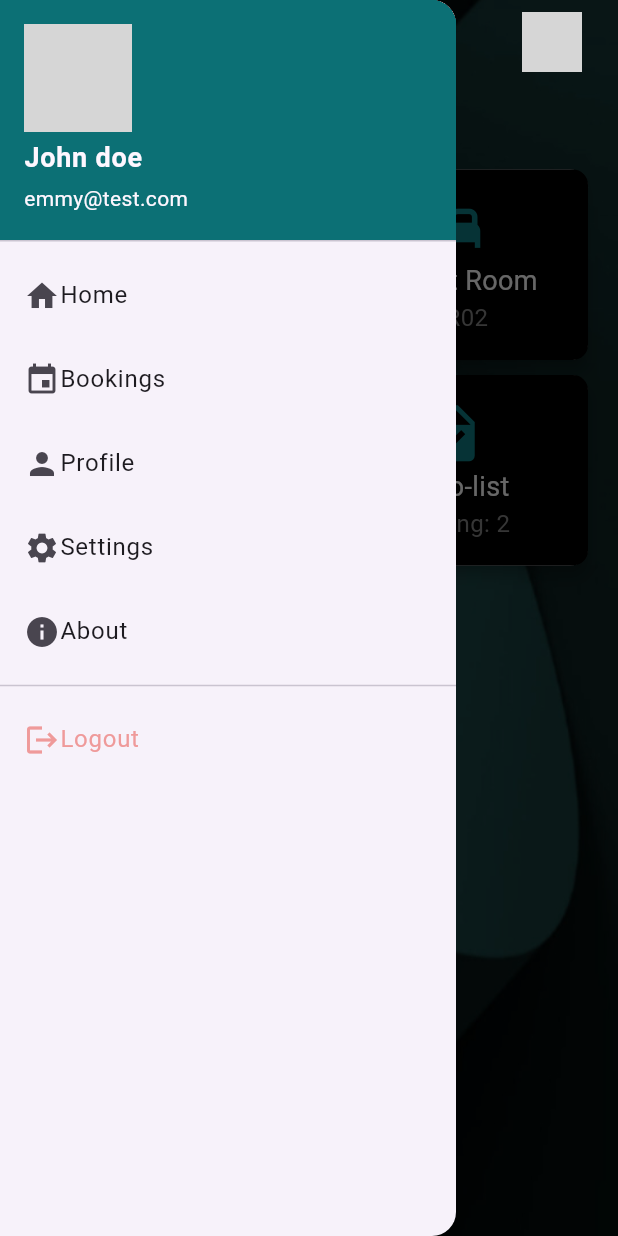
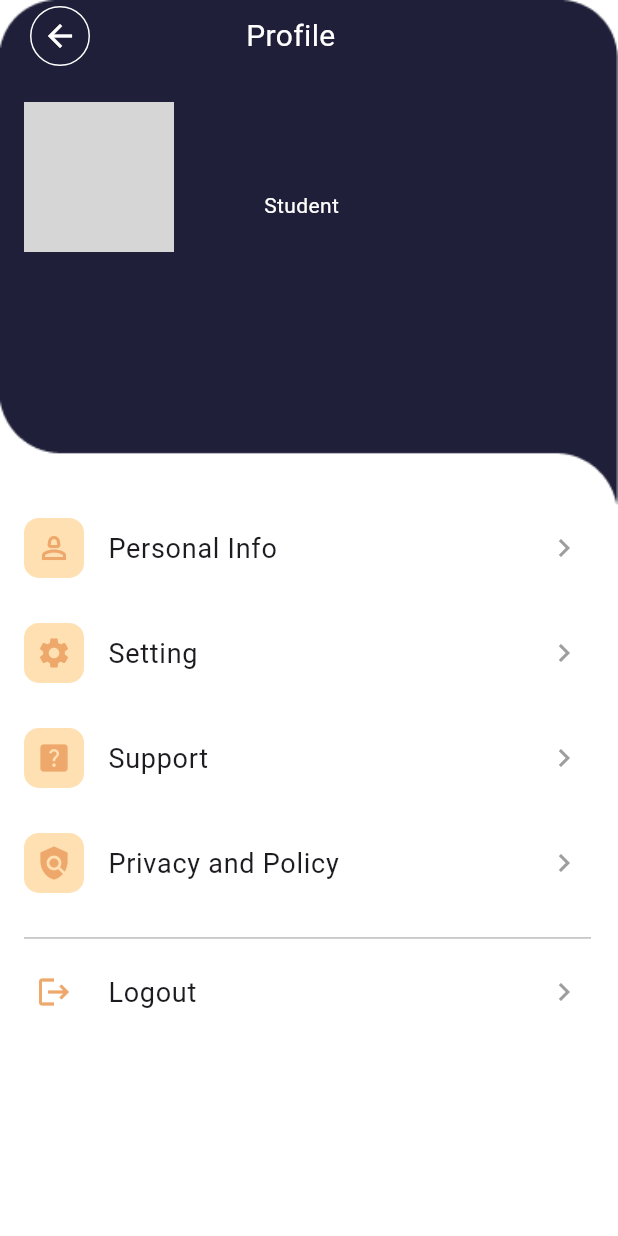
Before and after one commit to Katoemma/hostinaar, a Flutter app: the DashboardScreen screen opened directly, after a tap on the "menu" icon, after a tap on "Profile", on a phone screen of 412 x 824 dp. Run offline on Flutter 3.47's test engine with Material 3 defaults, Android fonts, the light colour scheme and no system bars; our stand-ins replace loading_animation_widget, shared_preferences, supabase, supabase_flutter; missing offline and left inert: easy_loading_button; accounts and stored records are empty; network calls fail; Roboto replaces fonts that are missing (NotoSan); grey boxes are pictures that could not be loaded.

Commit message:
CREATE: Made the  profile screen

```diff
--- a/lib/components/drawer.dart
+++ b/lib/components/drawer.dart
@@ -1,43 +1,63 @@
 import 'package:Hostinaar/main.dart';
 import 'package:Hostinaar/screens/login/login.dart';
+import 'package:Hostinaar/screens/profile/profileScren.dart';
 import 'package:Hostinaar/utilities/constants.dart';
 import 'package:flutter/material.dart';
 import 'package:shared_preferences/shared_preferences.dart';
 
-
 class MyDrawer extends StatefulWidget {
   const MyDrawer({
-    super.key, this.email,
+    super.key,
+    this.email,
   });
 
-final email;
+  final email;
 
   @override
   State<MyDrawer> createState() => _MyDrawerState();
 }
 
 class _MyDrawerState extends State<MyDrawer> {
+  var username = '';
+
+  void getUserName() async {
+    SharedPreferences prefs = await SharedPreferences
+        .getInstance(); // Get the SharedPreferences instance.
+    setState(() {
+      // Update the state to trigger a rebuild.
+      username = prefs.getString('userName') ??
+          ''; // Retrieve the username from SharedPreferences. If it's null, use an empty string.
+    });
+  }
+
+  @override
+  void initState() {
+    // TODO: implement initState
+
+    super.initState();
+    getUserName();
+  }
+
   @override
   Widget build(BuildContext context) {
     // Replace these with actual user details
     late String profilePicture =
-        'https://sm.ign.com/ign_nordic/cover/a/avatar-gen/avatar-generations_prsz.jpg';
-
+        'https://ntrepidcorp.com/wp-content/uploads/2016/06/team-1.jpg';
     return Drawer(
       child: ListView(
         padding: EdgeInsets.zero,
         children: <Widget>[
           UserAccountsDrawerHeader(
-            accountName: const Text(
-              'John doe',
-              style: TextStyle(
+            accountName: Text(
+              username,
+              style: const TextStyle(
                 fontSize: 18,
                 fontWeight: FontWeight.bold,
               ),
             ),
             accountEmail: Text(
               '${widget.email}',
-              style: TextStyle(
+              style: const TextStyle(
                 fontSize: 14,
               ),
             ),
@@ -75,16 +95,12 @@ class _MyDrawerState extends State<MyDrawer> {
                 Text('Profile'),
               ],
             ),
-            onTap: () {},
-          ),
-          ListTile(
-            title: const Row(
-              children: [
-                Icon(Icons.settings),
-                Text('Settings'),
-              ],
-            ),
-            onTap: () {},
+            onTap: () {
+              Navigator.push(
+                  context,
+                  MaterialPageRoute(
+                      builder: (context) => const ProfileScreen()));
+            },
           ),
           ListTile(
             title: const Row(
@@ -106,11 +122,11 @@ class _MyDrawerState extends State<MyDrawer> {
                 Text('Logout', style: TextStyle(color: Colors.red[200])),
               ],
             ),
-            onTap: () async{
+            onTap: () async {
               SharedPreferences prefs = await SharedPreferences.getInstance();
               await supabase.auth.signOut();
 
-              await prefs.clear();
+              await prefs.remove('userName');
 
               Navigator.pushReplacement(
                 context,
--- a/lib/screens/dashboard/dashboard.dart
+++ b/lib/screens/dashboard/dashboard.dart
@@ -1,5 +1,6 @@
 import 'package:Hostinaar/components/drawer.dart';
 import 'package:Hostinaar/components/infoCard.dart';
+import 'package:Hostinaar/main.dart';
 import 'package:flutter/material.dart';
 import 'package:shared_preferences/shared_preferences.dart';
 
@@ -14,6 +15,7 @@ class DashboardScreen extends StatefulWidget {
 
 class _DashboardScreenState extends State<DashboardScreen> {
   late String? userName = '';
+  late String? userEmail = '';
 
   String greetings() {
     var hour = DateTime.now().hour;
@@ -31,6 +33,7 @@ class _DashboardScreenState extends State<DashboardScreen> {
     setState(
       () {
         userName = prefs.getString('userName');
+        userEmail = supabase.auth.currentUser!.email;
       },
     );
   }
@@ -47,7 +50,7 @@ class _DashboardScreenState extends State<DashboardScreen> {
   Widget build(BuildContext context) {
     return Scaffold(
       drawer: MyDrawer(
-        email: 'emmy@test.com',
+        email: userEmail,
       ),
       body: Container(
         constraints: const BoxConstraints.expand(),
--- /dev/null
+++ b/lib/screens/profile/CustomWidgets.dart
@@ -0,0 +1,92 @@
+import 'package:Hostinaar/utilities/constants.dart';
+import 'package:flutter/material.dart';
+
+class HeaderWidget extends StatefulWidget {
+  const HeaderWidget({super.key, required this.screenTitle});
+  final String screenTitle;
+
+  @override
+  State<HeaderWidget> createState() => _HeaderWidgetState();
+}
+
+class _HeaderWidgetState extends State<HeaderWidget> {
+  @override
+  Widget build(BuildContext context) {
+    return Row(
+      children: [
+        IconButton(
+          onPressed: () {
+            Navigator.pop(context);
+          },
+          icon: const Icon(
+            Icons.arrow_back,
+            color: Colors.white,
+          ),
+          style: ButtonStyle(
+            side: MaterialStateProperty.all(
+              const BorderSide(color: Colors.white),
+            ),
+          ),
+        ),
+        const SizedBox(
+          width: 100,
+        ),
+        Text(
+          widget.screenTitle,
+          style: const TextStyle(color: Colors.white, fontSize: 20),
+          textAlign: TextAlign.center,
+        ),
+      ],
+    );
+  }
+}
+
+class OptionsListWidget extends StatefulWidget {
+   OptionsListWidget(
+      {super.key,
+      required this.icon,
+      required this.title,
+      required this.onPressed,
+      this.color});
+  final IconData icon;
+  final String title;
+  final VoidCallback onPressed;
+  Color? color;
+
+  @override
+  State<OptionsListWidget> createState() => _OptionsListWidgetState();
+}
+
+class _OptionsListWidgetState extends State<OptionsListWidget> {
+  @override
+  Widget build(BuildContext context) {
+    return Column(
+      children: [
+        ListTile(
+          leading: Container(
+            padding: const EdgeInsets.all(8),
+            decoration: BoxDecoration(
+                color: widget.color ?? Colors.orange[100],
+                borderRadius: BorderRadius.circular(10)),
+            child: Icon(
+              widget.icon,
+              color: kSecondaryColor,
+            ),
+          ),
+          title: Text(
+            widget.title,
+            style: const TextStyle(fontSize: 18),
+          ),
+          trailing: const Icon(
+            Icons.navigate_next,
+            color: Colors.grey,
+          ),
+          onTap: widget.onPressed,
+        ),
+        const SizedBox(
+          height: 14,
+        )
+      ],
+    );
+  }
+}
--- /dev/null
+++ b/lib/screens/profile/profileScren.dart
@@ -0,0 +1,147 @@
+import 'package:Hostinaar/main.dart';
+import 'package:Hostinaar/screens/login/login.dart';
+import 'package:Hostinaar/screens/profile/CustomWidgets.dart';
+import 'package:flutter/material.dart';
+import 'package:shared_preferences/shared_preferences.dart';
+
+class ProfileScreen extends StatefulWidget {
+  const ProfileScreen({super.key});
+
+  @override
+  State<ProfileScreen> createState() => _ProfileScreenState();
+}
+
+class _ProfileScreenState extends State<ProfileScreen> {
+  String userName = '';
+
+  void GetUserDetails() async {
+    SharedPreferences prefs = await SharedPreferences.getInstance();
+    setState(
+      (){
+        userName = prefs.getString('userName') ?? '';
+      },
+    );
+  }
+
+  @override
+  void initState() {
+    // TODO: implement initState
+    super.initState();
+    GetUserDetails(); // Call the function to get the user details from SharedPreferences.
+  }
+
+  @override
+  Widget build(BuildContext context) {
+    return Scaffold(
+      body: SingleChildScrollView(
+        child: Stack(
+          children: [
+            Container(
+              height: MediaQuery.of(context).size.height,
+              color: Colors.white,
+            ),
+            Column(
+              crossAxisAlignment: CrossAxisAlignment.stretch,
+              children: [
+                Stack(
+                  children: [
+                    Image.asset(
+                      'images/profileBg.png',
+                      width: double.infinity,
+                      fit: BoxFit.fill,
+                    ),
+                     Column(
+                      children: [
+                        SafeArea(
+                          child: Padding(
+                            padding: const EdgeInsets.symmetric(horizontal: 16),
+                            child: Column(
+                              children: [
+                                const HeaderWidget(
+                                  screenTitle: 'Profile',
+                                ),
+                                const SizedBox(height: 20),
+                                Row(
+                                  children: [
+                                    const CircleAvatar(
+                                      radius: 50,
+                                      backgroundImage: NetworkImage(
+                                          'https://ntrepidcorp.com/wp-content/uploads/2016/06/team-1.jpg'),
+                                    ),
+                                    const SizedBox(width: 60),
+                                    Column(
+                                      crossAxisAlignment:
+                                          CrossAxisAlignment.start,
+                                      children: [
+                                        Text(userName,
+                                            style: const TextStyle(
+                                                color: Colors.white,
+                                                fontSize: 26,
+                                                fontFamily: 'NotoSan',
+                                                fontWeight: FontWeight.w600)),
+                                        const Text(
+                                          'Student',
+                                          style: TextStyle(
+                                              color: Colors.white,
+                                              fontFamily: 'NotoSan'),
+                                        ),
+                                      ],
+                                    )
+                                  ],
+                                )
+                              ],
+                            ),
+                          ),
+                        ),
+                      ],
+                    ),
+                  ],
+                ),
+                //lists of options
+                OptionsListWidget(
+                  icon: Icons.person_2_outlined,
+                  title: 'Personal Info',
+                  onPressed: () {},
+                ),
+                OptionsListWidget(
+                  icon: Icons.settings,
+                  title: 'Setting',
+                  onPressed: () {},
+                ),
+                OptionsListWidget(
+                  icon: Icons.help_center,
+                  title: 'Support',
+                  onPressed: () {},
+                ),
+                OptionsListWidget(
+                  icon: Icons.policy,
+                  title: 'Privacy and Policy',
+                  onPressed: () {},
+                ),
+                Divider(
+                  color: Colors.grey[400],
+                  indent: 16,
+                  endIndent: 18,
+                ),
+                OptionsListWidget(
+                  icon: Icons.logout,
+                  title: 'Logout',
+                  color: Colors.white,
+                  onPressed: () {
+                    supabase.auth.signOut();
+                    Navigator.pushReplacement(
+                      context,
+                      MaterialPageRoute(
+                        builder: (context) => const LoginScreen(),
+                      ),
+                    );
+                  },
+                )
+              ],
+            ),
+          ],
+        ),
+      ),
+    );
+  }
+}
--- a/lib/utilities/constants.dart
+++ b/lib/utilities/constants.dart
@@ -1,5 +1,5 @@
 import 'dart:ui';
 
 const kPrimaryColor = Color(0xFF0C7075);
-const kSecondaryColor = Color(0xFF6DA5C0);
+const kSecondaryColor = Color(0xFFEEA86C);
 const kAdditionalColor =Color(0xFF1F1F39);
```
Also changed, not shown: images/profileBg.png (added), images/profileSettingBg.png (added), 1 other file.
